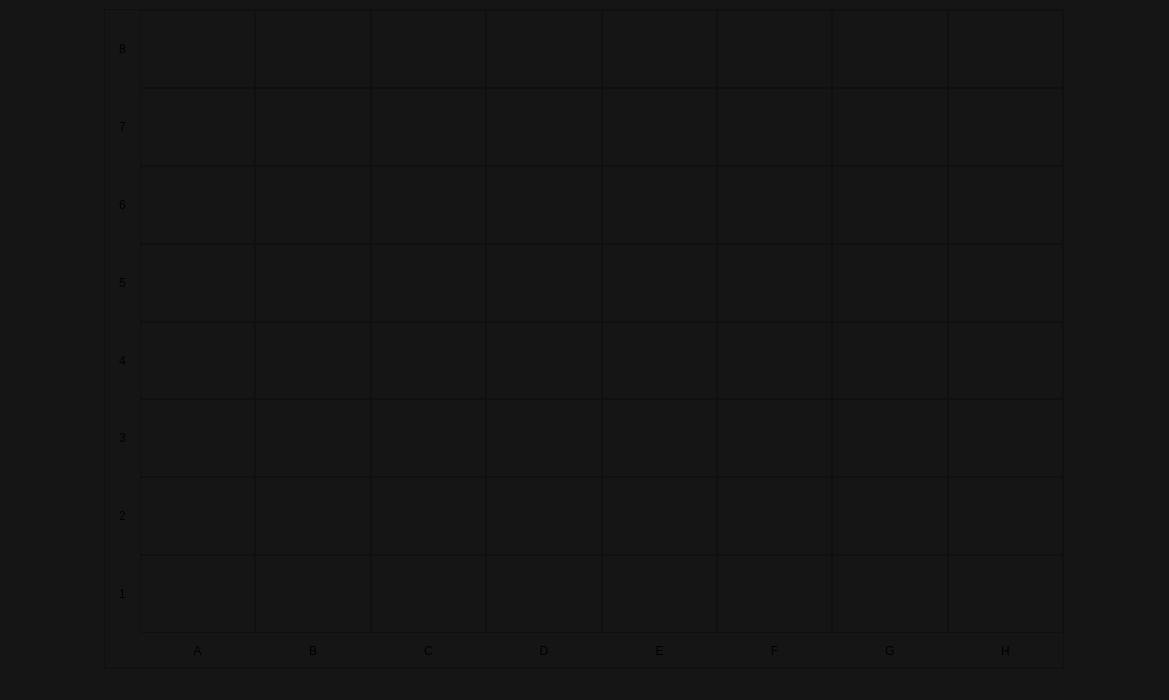
This is mainwindow.ui in B3R63R/ChessApp as Qt 5 draws it before an edit. The edited form follows.
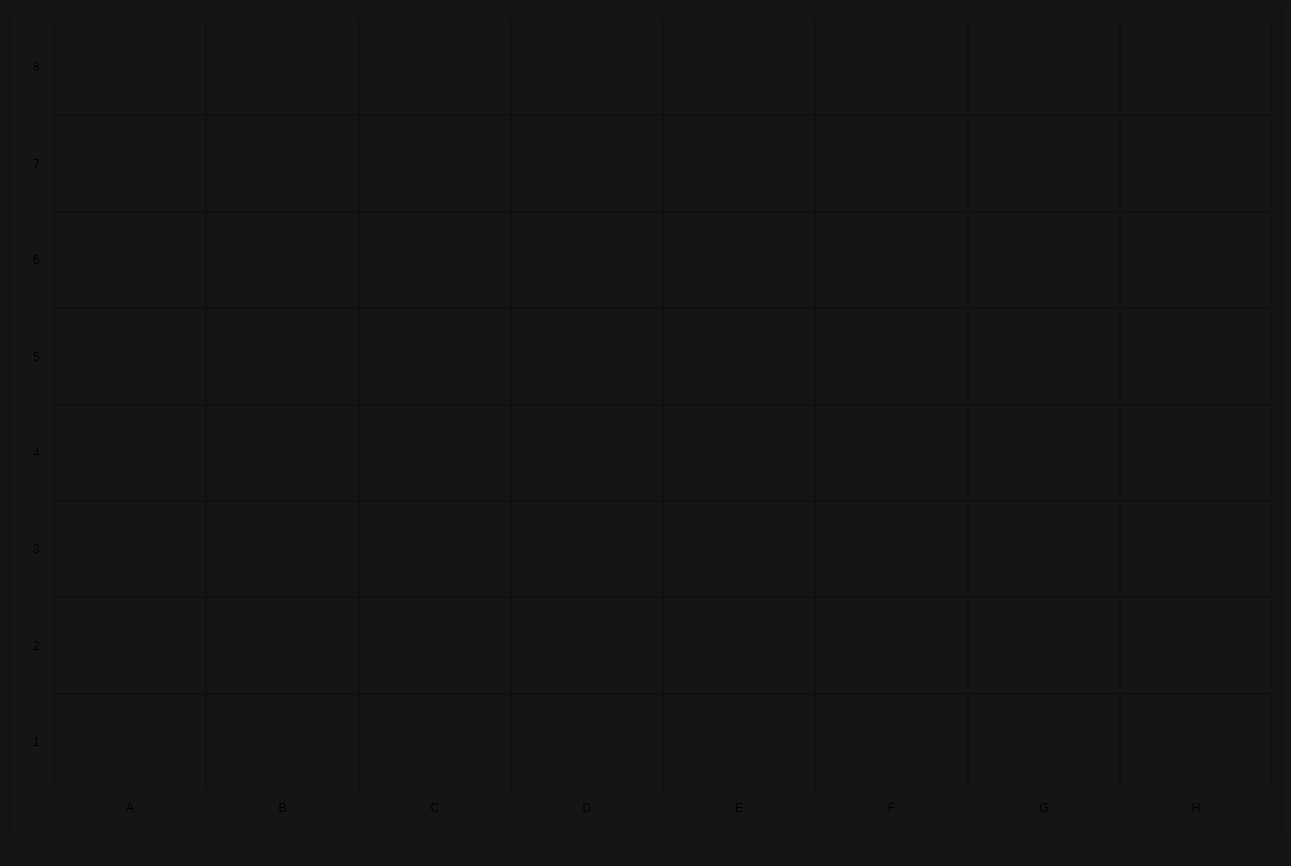
This is the edited form.

Diff of the .ui file:
```diff
--- a/mainwindow.ui
+++ b/mainwindow.ui
@@ -6,8 +6,8 @@
    <rect>
     <x>0</x>
     <y>0</y>
-    <width>1169</width>
-    <height>700</height>
+    <width>1291</width>
+    <height>866</height>
    </rect>
   </property>
   <property name="windowTitle">
@@ -29,14 +29,20 @@
       </property>
       <property name="minimumSize">
        <size>
-        <width>200</width>
-        <height>200</height>
+        <width>0</width>
+        <height>0</height>
        </size>
       </property>
       <property name="maximumSize">
        <size>
-        <width>960</width>
-        <height>960</height>
+        <width>150000</width>
+        <height>150000</height>
+       </size>
+      </property>
+      <property name="baseSize">
+       <size>
+        <width>635</width>
+        <height>635</height>
        </size>
       </property>
       <property name="styleSheet">
@@ -48,23 +54,8 @@
       <property name="frameShadow">
        <enum>QFrame::Shadow::Raised</enum>
       </property>
-      <layout class="QHBoxLayout" name="horizontalLayout">
-       <property name="spacing">
-        <number>0</number>
-       </property>
-       <property name="leftMargin">
-        <number>0</number>
-       </property>
-       <property name="topMargin">
-        <number>0</number>
-       </property>
-       <property name="rightMargin">
-        <number>0</number>
-       </property>
-       <property name="bottomMargin">
-        <number>0</number>
-       </property>
-       <item>
+      <layout class="QGridLayout" name="gridLayout_3">
+       <item row="0" column="0">
         <layout class="QGridLayout" name="gridLayout">
          <property name="spacing">
           <number>0</number>
@@ -73,8 +64,8 @@
           <widget class="QFrame" name="frame_A5">
            <property name="sizePolicy">
             <sizepolicy hsizetype="Preferred" vsizetype="Preferred">
-             <horstretch>5</horstretch>
-             <verstretch>5</verstretch>
+             <horstretch>1</horstretch>
+             <verstretch>1</verstretch>
             </sizepolicy>
            </property>
            <property name="minimumSize">
@@ -95,8 +86,8 @@
           <widget class="QFrame" name="frame_C3">
            <property name="sizePolicy">
             <sizepolicy hsizetype="Preferred" vsizetype="Preferred">
-             <horstretch>5</horstretch>
-             <verstretch>5</verstretch>
+             <horstretch>1</horstretch>
+             <verstretch>1</verstretch>
             </sizepolicy>
            </property>
            <property name="minimumSize">
@@ -117,8 +108,8 @@
           <widget class="QFrame" name="frame_F8">
            <property name="sizePolicy">
             <sizepolicy hsizetype="Preferred" vsizetype="Preferred">
-             <horstretch>5</horstretch>
-             <verstretch>5</verstretch>
+             <horstretch>1</horstretch>
+             <verstretch>1</verstretch>
             </sizepolicy>
            </property>
            <property name="minimumSize">
@@ -139,8 +130,8 @@
           <widget class="QFrame" name="frame_G2">
            <property name="sizePolicy">
             <sizepolicy hsizetype="Preferred" vsizetype="Preferred">
-             <horstretch>5</horstretch>
-             <verstretch>5</verstretch>
+             <horstretch>1</horstretch>
+             <verstretch>1</verstretch>
             </sizepolicy>
            </property>
            <property name="minimumSize">
@@ -217,8 +208,8 @@
           <widget class="QFrame" name="frame_E8">
            <property name="sizePolicy">
             <sizepolicy hsizetype="Preferred" vsizetype="Preferred">
-             <horstretch>5</horstretch>
-             <verstretch>5</verstretch>
+             <horstretch>1</horstretch>
+             <verstretch>1</verstretch>
             </sizepolicy>
            </property>
            <property name="minimumSize">
@@ -239,8 +230,8 @@
           <widget class="QFrame" name="frame_G3">
            <property name="sizePolicy">
             <sizepolicy hsizetype="Preferred" vsizetype="Preferred">
-             <horstretch>5</horstretch>
-             <verstretch>5</verstretch>
+             <horstretch>1</horstretch>
+             <verstretch>1</verstretch>
             </sizepolicy>
            </property>
            <property name="minimumSize">
@@ -261,8 +252,8 @@
           <widget class="QFrame" name="frame_C5">
            <property name="sizePolicy">
             <sizepolicy hsizetype="Preferred" vsizetype="Preferred">
-             <horstretch>5</horstretch>
-             <verstretch>5</verstretch>
+             <horstretch>1</horstretch>
+             <verstretch>1</verstretch>
             </sizepolicy>
            </property>
            <property name="minimumSize">
@@ -283,8 +274,8 @@
           <widget class="QFrame" name="frame_A7">
            <property name="sizePolicy">
             <sizepolicy hsizetype="Preferred" vsizetype="Preferred">
-             <horstretch>5</horstretch>
-             <verstretch>5</verstretch>
+             <horstretch>1</horstretch>
+             <verstretch>1</verstretch>
             </sizepolicy>
            </property>
            <property name="minimumSize">
@@ -305,8 +296,8 @@
           <widget class="QFrame" name="frame_E5">
            <property name="sizePolicy">
             <sizepolicy hsizetype="Preferred" vsizetype="Preferred">
-             <horstretch>5</horstretch>
-             <verstretch>5</verstretch>
+             <horstretch>1</horstretch>
+             <verstretch>1</verstretch>
             </sizepolicy>
            </property>
            <property name="minimumSize">
@@ -327,8 +318,8 @@
           <widget class="QFrame" name="frame_B2">
            <property name="sizePolicy">
             <sizepolicy hsizetype="Preferred" vsizetype="Preferred">
-             <horstretch>5</horstretch>
-             <verstretch>5</verstretch>
+             <horstretch>1</horstretch>
+             <verstretch>1</verstretch>
             </sizepolicy>
            </property>
            <property name="minimumSize">
@@ -433,8 +424,8 @@
           <widget class="QFrame" name="frame_G7">
            <property name="sizePolicy">
             <sizepolicy hsizetype="Preferred" vsizetype="Preferred">
-             <horstretch>5</horstretch>
-             <verstretch>5</verstretch>
+             <horstretch>1</horstretch>
+             <verstretch>1</verstretch>
             </sizepolicy>
            </property>
            <property name="minimumSize">
@@ -455,8 +446,8 @@
           <widget class="QFrame" name="frame_D3">
            <property name="sizePolicy">
             <sizepolicy hsizetype="Preferred" vsizetype="Preferred">
-             <horstretch>5</horstretch>
-             <verstretch>5</verstretch>
+             <horstretch>1</horstretch>
+             <verstretch>1</verstretch>
             </sizepolicy>
            </property>
            <property name="minimumSize">
@@ -477,8 +468,8 @@
           <widget class="QFrame" name="frame_B1">
            <property name="sizePolicy">
             <sizepolicy hsizetype="Preferred" vsizetype="Preferred">
-             <horstretch>5</horstretch>
-             <verstretch>5</verstretch>
+             <horstretch>1</horstretch>
+             <verstretch>1</verstretch>
             </sizepolicy>
            </property>
            <property name="minimumSize">
@@ -499,8 +490,8 @@
           <widget class="QFrame" name="frame_A8">
            <property name="sizePolicy">
             <sizepolicy hsizetype="Preferred" vsizetype="Preferred">
-             <horstretch>5</horstretch>
-             <verstretch>5</verstretch>
+             <horstretch>1</horstretch>
+             <verstretch>1</verstretch>
             </sizepolicy>
            </property>
            <property name="minimumSize">
@@ -549,8 +540,8 @@
           <widget class="QFrame" name="frame_C1">
            <property name="sizePolicy">
             <sizepolicy hsizetype="Preferred" vsizetype="Preferred">
-             <horstretch>5</horstretch>
-             <verstretch>5</verstretch>
+             <horstretch>1</horstretch>
+             <verstretch>1</verstretch>
             </sizepolicy>
            </property>
            <property name="minimumSize">
@@ -571,8 +562,8 @@
           <widget class="QFrame" name="frame_E1">
            <property name="sizePolicy">
             <sizepolicy hsizetype="Preferred" vsizetype="Preferred">
-             <horstretch>5</horstretch>
-             <verstretch>5</verstretch>
+             <horstretch>1</horstretch>
+             <verstretch>1</verstretch>
             </sizepolicy>
            </property>
            <property name="minimumSize">
@@ -593,8 +584,8 @@
           <widget class="QFrame" name="frame_B8">
            <property name="sizePolicy">
             <sizepolicy hsizetype="Preferred" vsizetype="Preferred">
-             <horstretch>5</horstretch>
-             <verstretch>5</verstretch>
+             <horstretch>1</horstretch>
+             <verstretch>1</verstretch>
             </sizepolicy>
            </property>
            <property name="minimumSize">
@@ -615,8 +606,8 @@
           <widget class="QFrame" name="frame_F6">
            <property name="sizePolicy">
             <sizepolicy hsizetype="Preferred" vsizetype="Preferred">
-             <horstretch>5</horstretch>
-             <verstretch>5</verstretch>
+             <horstretch>1</horstretch>
+             <verstretch>1</verstretch>
             </sizepolicy>
            </property>
            <property name="minimumSize">
@@ -637,8 +628,8 @@
           <widget class="QFrame" name="frame_B4">
            <property name="sizePolicy">
             <sizepolicy hsizetype="Preferred" vsizetype="Preferred">
-             <horstretch>5</horstretch>
-             <verstretch>5</verstretch>
+             <horstretch>1</horstretch>
+             <verstretch>1</verstretch>
             </sizepolicy>
            </property>
            <property name="minimumSize">
@@ -659,8 +650,8 @@
           <widget class="QFrame" name="frame_F2">
            <property name="sizePolicy">
             <sizepolicy hsizetype="Preferred" vsizetype="Preferred">
-             <horstretch>5</horstretch>
-             <verstretch>5</verstretch>
+             <horstretch>1</horstretch>
+             <verstretch>1</verstretch>
             </sizepolicy>
            </property>
            <property name="minimumSize">
@@ -681,8 +672,8 @@
           <widget class="QFrame" name="frame_D4">
            <property name="sizePolicy">
             <sizepolicy hsizetype="Preferred" vsizetype="Preferred">
-             <horstretch>5</horstretch>
-             <verstretch>5</verstretch>
+             <horstretch>1</horstretch>
+             <verstretch>1</verstretch>
             </sizepolicy>
            </property>
            <property name="minimumSize">
@@ -703,8 +694,8 @@
           <widget class="QFrame" name="frame_D6">
            <property name="sizePolicy">
             <sizepolicy hsizetype="Preferred" vsizetype="Preferred">
-             <horstretch>5</horstretch>
-             <verstretch>5</verstretch>
+             <horstretch>1</horstretch>
+             <verstretch>1</verstretch>
             </sizepolicy>
            </property>
            <property name="minimumSize">
@@ -725,8 +716,8 @@
           <widget class="QFrame" name="frame_F3">
            <property name="sizePolicy">
             <sizepolicy hsizetype="Preferred" vsizetype="Preferred">
-             <horstretch>5</horstretch>
-             <verstretch>5</verstretch>
+             <horstretch>1</horstretch>
+             <verstretch>1</verstretch>
             </sizepolicy>
            </property>
            <property name="minimumSize">
@@ -747,8 +738,8 @@
           <widget class="QFrame" name="frame_F7">
            <property name="sizePolicy">
             <sizepolicy hsizetype="Preferred" vsizetype="Preferred">
-             <horstretch>5</horstretch>
-             <verstretch>5</verstretch>
+             <horstretch>1</horstretch>
+             <verstretch>1</verstretch>
             </sizepolicy>
            </property>
            <property name="minimumSize">
@@ -769,8 +760,8 @@
           <widget class="QFrame" name="frame_C7">
            <property name="sizePolicy">
             <sizepolicy hsizetype="Preferred" vsizetype="Preferred">
-             <horstretch>5</horstretch>
-             <verstretch>5</verstretch>
+             <horstretch>1</horstretch>
+             <verstretch>1</verstretch>
             </sizepolicy>
            </property>
            <property name="minimumSize">
@@ -791,8 +782,8 @@
           <widget class="QFrame" name="frame_D2">
            <property name="sizePolicy">
             <sizepolicy hsizetype="Preferred" vsizetype="Preferred">
-             <horstretch>5</horstretch>
-             <verstretch>5</verstretch>
+             <horstretch>1</horstretch>
+             <verstretch>1</verstretch>
             </sizepolicy>
            </property>
            <property name="minimumSize">
@@ -841,8 +832,8 @@
           <widget class="QFrame" name="frame_H3">
            <property name="sizePolicy">
             <sizepolicy hsizetype="Preferred" vsizetype="Preferred">
-             <horstretch>5</horstretch>
-             <verstretch>5</verstretch>
+             <horstretch>1</horstretch>
+             <verstretch>1</verstretch>
             </sizepolicy>
            </property>
            <property name="minimumSize">
@@ -863,8 +854,8 @@
           <widget class="QFrame" name="frame_B5">
            <property name="sizePolicy">
             <sizepolicy hsizetype="Preferred" vsizetype="Preferred">
-             <horstretch>5</horstretch>
-             <verstretch>5</verstretch>
+             <horstretch>1</horstretch>
+             <verstretch>1</verstretch>
             </sizepolicy>
            </property>
            <property name="minimumSize">
@@ -885,8 +876,8 @@
           <widget class="QFrame" name="frame_D7">
            <property name="sizePolicy">
             <sizepolicy hsizetype="Preferred" vsizetype="Preferred">
-             <horstretch>5</horstretch>
-             <verstretch>5</verstretch>
+             <horstretch>1</horstretch>
+             <verstretch>1</verstretch>
             </sizepolicy>
            </property>
            <property name="minimumSize">
@@ -907,8 +898,8 @@
           <widget class="QFrame" name="frame_C2">
            <property name="sizePolicy">
             <sizepolicy hsizetype="Preferred" vsizetype="Preferred">
-             <horstretch>5</horstretch>
-             <verstretch>5</verstretch>
+             <horstretch>1</horstretch>
+             <verstretch>1</verstretch>
             </sizepolicy>
            </property>
            <property name="minimumSize">
@@ -929,8 +920,8 @@
           <widget class="QFrame" name="frame_H7">
            <property name="sizePolicy">
             <sizepolicy hsizetype="Preferred" vsizetype="Preferred">
-             <horstretch>5</horstretch>
-             <verstretch>5</verstretch>
+             <horstretch>1</horstretch>
+             <verstretch>1</verstretch>
             </sizepolicy>
            </property>
            <property name="minimumSize">
@@ -951,8 +942,8 @@
           <widget class="QFrame" name="frame_E3">
            <property name="sizePolicy">
             <sizepolicy hsizetype="Preferred" vsizetype="Preferred">
-             <horstretch>5</horstretch>
-             <verstretch>5</verstretch>
+             <horstretch>1</horstretch>
+             <verstretch>1</verstretch>
             </sizepolicy>
            </property>
            <property name="minimumSize">
@@ -973,8 +964,8 @@
           <widget class="QFrame" name="frame_E7">
            <property name="sizePolicy">
             <sizepolicy hsizetype="Preferred" vsizetype="Preferred">
-             <horstretch>5</horstretch>
-             <verstretch>5</verstretch>
+             <horstretch>1</horstretch>
+             <verstretch>1</verstretch>
             </sizepolicy>
            </property>
            <property name="minimumSize">
@@ -1023,8 +1014,8 @@
           <widget class="QFrame" name="frame_F5">
            <property name="sizePolicy">
             <sizepolicy hsizetype="Preferred" vsizetype="Preferred">
-             <horstretch>5</horstretch>
-             <verstretch>5</verstretch>
+             <horstretch>1</horstretch>
+             <verstretch>1</verstretch>
             </sizepolicy>
            </property>
            <property name="minimumSize">
@@ -1045,8 +1036,8 @@
           <widget class="QFrame" name="frame_G4">
            <property name="sizePolicy">
             <sizepolicy hsizetype="Preferred" vsizetype="Preferred">
-             <horstretch>5</horstretch>
-             <verstretch>5</verstretch>
+             <horstretch>1</horstretch>
+             <verstretch>1</verstretch>
             </sizepolicy>
            </property>
            <property name="minimumSize">
@@ -1067,8 +1058,8 @@
           <widget class="QFrame" name="frame_A2">
            <property name="sizePolicy">
             <sizepolicy hsizetype="Preferred" vsizetype="Preferred">
-             <horstretch>5</horstretch>
-             <verstretch>5</verstretch>
+             <horstretch>1</horstretch>
+             <verstretch>1</verstretch>
             </sizepolicy>
            </property>
            <property name="minimumSize">
@@ -1117,8 +1108,8 @@
           <widget class="QFrame" name="frame_E4">
            <property name="sizePolicy">
             <sizepolicy hsizetype="Preferred" vsizetype="Preferred">
-             <horstretch>5</horstretch>
-             <verstretch>5</verstretch>
+             <horstretch>1</horstretch>
+             <verstretch>1</verstretch>
             </sizepolicy>
            </property>
            <property name="minimumSize">
@@ -1139,8 +1130,8 @@
           <widget class="QFrame" name="frame_H6">
            <property name="sizePolicy">
             <sizepolicy hsizetype="Preferred" vsizetype="Preferred">
-             <horstretch>5</horstretch>
-             <verstretch>5</verstretch>
+             <horstretch>1</horstretch>
+             <verstretch>1</verstretch>
             </sizepolicy>
            </property>
            <property name="minimumSize">
@@ -1161,8 +1152,8 @@
           <widget class="QFrame" name="frame_H8">
            <property name="sizePolicy">
             <sizepolicy hsizetype="Preferred" vsizetype="Preferred">
-             <horstretch>5</horstretch>
-             <verstretch>5</verstretch>
+             <horstretch>1</horstretch>
+             <verstretch>1</verstretch>
             </sizepolicy>
            </property>
            <property name="minimumSize">
@@ -1211,8 +1202,8 @@
           <widget class="QFrame" name="frame_F4">
            <property name="sizePolicy">
             <sizepolicy hsizetype="Preferred" vsizetype="Preferred">
-             <horstretch>5</horstretch>
-             <verstretch>5</verstretch>
+             <horstretch>1</horstretch>
+             <verstretch>1</verstretch>
             </sizepolicy>
            </property>
            <property name="minimumSize">
@@ -1261,8 +1252,8 @@
           <widget class="QFrame" name="frame_A4">
            <property name="sizePolicy">
             <sizepolicy hsizetype="Preferred" vsizetype="Preferred">
-             <horstretch>5</horstretch>
-             <verstretch>5</verstretch>
+             <horstretch>1</horstretch>
+             <verstretch>1</verstretch>
             </sizepolicy>
            </property>
            <property name="minimumSize">
@@ -1311,8 +1302,8 @@
           <widget class="QFrame" name="frame_H1">
            <property name="sizePolicy">
             <sizepolicy hsizetype="Preferred" vsizetype="Preferred">
-             <horstretch>5</horstretch>
-             <verstretch>5</verstretch>
+             <horstretch>1</horstretch>
+             <verstretch>1</verstretch>
             </sizepolicy>
            </property>
            <property name="minimumSize">
@@ -1333,8 +1324,8 @@
           <widget class="QFrame" name="frame_D1">
            <property name="sizePolicy">
             <sizepolicy hsizetype="Preferred" vsizetype="Preferred">
-             <horstretch>5</horstretch>
-             <verstretch>5</verstretch>
+             <horstretch>1</horstretch>
+             <verstretch>1</verstretch>
             </sizepolicy>
            </property>
            <property name="minimumSize">
@@ -1355,8 +1346,8 @@
           <widget class="QFrame" name="frame_D8">
            <property name="sizePolicy">
             <sizepolicy hsizetype="Preferred" vsizetype="Preferred">
-             <horstretch>5</horstretch>
-             <verstretch>5</verstretch>
+             <horstretch>1</horstretch>
+             <verstretch>1</verstretch>
             </sizepolicy>
            </property>
            <property name="minimumSize">
@@ -1377,8 +1368,8 @@
           <widget class="QFrame" name="frame_H5">
            <property name="sizePolicy">
             <sizepolicy hsizetype="Preferred" vsizetype="Preferred">
-             <horstretch>5</horstretch>
-             <verstretch>5</verstretch>
+             <horstretch>1</horstretch>
+             <verstretch>1</verstretch>
             </sizepolicy>
            </property>
            <property name="minimumSize">
@@ -1399,8 +1390,8 @@
           <widget class="QFrame" name="frame_A1">
            <property name="sizePolicy">
             <sizepolicy hsizetype="Preferred" vsizetype="Preferred">
-             <horstretch>5</horstretch>
-             <verstretch>5</verstretch>
+             <horstretch>1</horstretch>
+             <verstretch>1</verstretch>
             </sizepolicy>
            </property>
            <property name="minimumSize">
@@ -1441,8 +1432,8 @@
           <widget class="QFrame" name="frame_F1">
            <property name="sizePolicy">
             <sizepolicy hsizetype="Preferred" vsizetype="Preferred">
-             <horstretch>5</horstretch>
-             <verstretch>5</verstretch>
+             <horstretch>1</horstretch>
+             <verstretch>1</verstretch>
             </sizepolicy>
            </property>
            <property name="minimumSize">
@@ -1491,8 +1482,8 @@
           <widget class="QFrame" name="frame_E2">
            <property name="sizePolicy">
             <sizepolicy hsizetype="Preferred" vsizetype="Preferred">
-             <horstretch>5</horstretch>
-             <verstretch>5</verstretch>
+             <horstretch>1</horstretch>
+             <verstretch>1</verstretch>
             </sizepolicy>
            </property>
            <property name="minimumSize">
@@ -1513,8 +1504,8 @@
           <widget class="QFrame" name="frame_C8">
            <property name="sizePolicy">
             <sizepolicy hsizetype="Preferred" vsizetype="Preferred">
-             <horstretch>5</horstretch>
-             <verstretch>5</verstretch>
+             <horstretch>1</horstretch>
+             <verstretch>1</verstretch>
             </sizepolicy>
            </property>
            <property name="minimumSize">
@@ -1535,8 +1526,8 @@
           <widget class="QFrame" name="frame_B3">
            <property name="sizePolicy">
             <sizepolicy hsizetype="Preferred" vsizetype="Preferred">
-             <horstretch>5</horstretch>
-             <verstretch>5</verstretch>
+             <horstretch>1</horstretch>
+             <verstretch>1</verstretch>
             </sizepolicy>
            </property>
            <property name="minimumSize">
@@ -1557,8 +1548,8 @@
           <widget class="QFrame" name="frame_B7">
            <property name="sizePolicy">
             <sizepolicy hsizetype="Preferred" vsizetype="Preferred">
-             <horstretch>5</horstretch>
-             <verstretch>5</verstretch>
+             <horstretch>1</horstretch>
+             <verstretch>1</verstretch>
             </sizepolicy>
            </property>
            <property name="minimumSize">
@@ -1607,8 +1598,8 @@
           <widget class="QFrame" name="frame_A3">
            <property name="sizePolicy">
             <sizepolicy hsizetype="Preferred" vsizetype="Preferred">
-             <horstretch>5</horstretch>
-             <verstretch>5</verstretch>
+             <horstretch>1</horstretch>
+             <verstretch>1</verstretch>
             </sizepolicy>
            </property>
            <property name="minimumSize">
@@ -1629,8 +1620,8 @@
           <widget class="QFrame" name="frame_G6">
            <property name="sizePolicy">
             <sizepolicy hsizetype="Preferred" vsizetype="Preferred">
-             <horstretch>5</horstretch>
-             <verstretch>5</verstretch>
+             <horstretch>1</horstretch>
+             <verstretch>1</verstretch>
             </sizepolicy>
            </property>
            <property name="minimumSize">
@@ -1651,8 +1642,8 @@
           <widget class="QFrame" name="frame_G1">
            <property name="sizePolicy">
             <sizepolicy hsizetype="Preferred" vsizetype="Preferred">
-             <horstretch>5</horstretch>
-             <verstretch>5</verstretch>
+             <horstretch>1</horstretch>
+             <verstretch>1</verstretch>
             </sizepolicy>
            </property>
            <property name="minimumSize">
@@ -1701,8 +1692,8 @@
           <widget class="QFrame" name="frame_G5">
            <property name="sizePolicy">
             <sizepolicy hsizetype="Preferred" vsizetype="Preferred">
-             <horstretch>5</horstretch>
-             <verstretch>5</verstretch>
+             <horstretch>1</horstretch>
+             <verstretch>1</verstretch>
             </sizepolicy>
            </property>
            <property name="minimumSize">
@@ -1723,8 +1714,8 @@
           <widget class="QFrame" name="frame_H4">
            <property name="sizePolicy">
             <sizepolicy hsizetype="Preferred" vsizetype="Preferred">
-             <horstretch>5</horstretch>
-             <verstretch>5</verstretch>
+             <horstretch>1</horstretch>
+             <verstretch>1</verstretch>
             </sizepolicy>
            </property>
            <property name="minimumSize">
@@ -1745,8 +1736,8 @@
           <widget class="QFrame" name="frame_E6">
            <property name="sizePolicy">
             <sizepolicy hsizetype="Preferred" vsizetype="Preferred">
-             <horstretch>5</horstretch>
-             <verstretch>5</verstretch>
+             <horstretch>1</horstretch>
+             <verstretch>1</verstretch>
             </sizepolicy>
            </property>
            <property name="minimumSize">
@@ -1767,8 +1758,8 @@
           <widget class="QFrame" name="frame_A6">
            <property name="sizePolicy">
             <sizepolicy hsizetype="Preferred" vsizetype="Preferred">
-             <horstretch>5</horstretch>
-             <verstretch>5</verstretch>
+             <horstretch>1</horstretch>
+             <verstretch>1</verstretch>
             </sizepolicy>
            </property>
            <property name="minimumSize">
@@ -1817,8 +1808,8 @@
           <widget class="QFrame" name="frame_C4">
            <property name="sizePolicy">
             <sizepolicy hsizetype="Preferred" vsizetype="Preferred">
-             <horstretch>5</horstretch>
-             <verstretch>5</verstretch>
+             <horstretch>1</horstretch>
+             <verstretch>1</verstretch>
             </sizepolicy>
            </property>
            <property name="minimumSize">
@@ -1839,8 +1830,8 @@
           <widget class="QFrame" name="frame_C6">
            <property name="sizePolicy">
             <sizepolicy hsizetype="Preferred" vsizetype="Preferred">
-             <horstretch>5</horstretch>
-             <verstretch>5</verstretch>
+             <horstretch>1</horstretch>
+             <verstretch>1</verstretch>
             </sizepolicy>
            </property>
            <property name="minimumSize">
@@ -1861,8 +1852,8 @@
           <widget class="QFrame" name="frame_H2">
            <property name="sizePolicy">
             <sizepolicy hsizetype="Preferred" vsizetype="Preferred">
-             <horstretch>5</horstretch>
-             <verstretch>5</verstretch>
+             <horstretch>1</horstretch>
+             <verstretch>1</verstretch>
             </sizepolicy>
            </property>
            <property name="minimumSize">
@@ -1883,8 +1874,8 @@
           <widget class="QFrame" name="frame_G8">
            <property name="sizePolicy">
             <sizepolicy hsizetype="Preferred" vsizetype="Preferred">
-             <horstretch>5</horstretch>
-             <verstretch>5</verstretch>
+             <horstretch>1</horstretch>
+             <verstretch>1</verstretch>
             </sizepolicy>
            </property>
            <property name="minimumSize">
@@ -1905,8 +1896,8 @@
           <widget class="QFrame" name="frame_D5">
            <property name="sizePolicy">
             <sizepolicy hsizetype="Preferred" vsizetype="Preferred">
-             <horstretch>5</horstretch>
-             <verstretch>5</verstretch>
+             <horstretch>1</horstretch>
+             <verstretch>1</verstretch>
             </sizepolicy>
            </property>
            <property name="minimumSize">
@@ -1927,8 +1918,8 @@
           <widget class="QFrame" name="frame_B6">
            <property name="sizePolicy">
             <sizepolicy hsizetype="Preferred" vsizetype="Preferred">
-             <horstretch>5</horstretch>
-             <verstretch>5</verstretch>
+             <horstretch>1</horstretch>
+             <verstretch>1</verstretch>
             </sizepolicy>
            </property>
            <property name="minimumSize">
```
Left out of the diff: 386 changed lines with no effect on the pictures.
